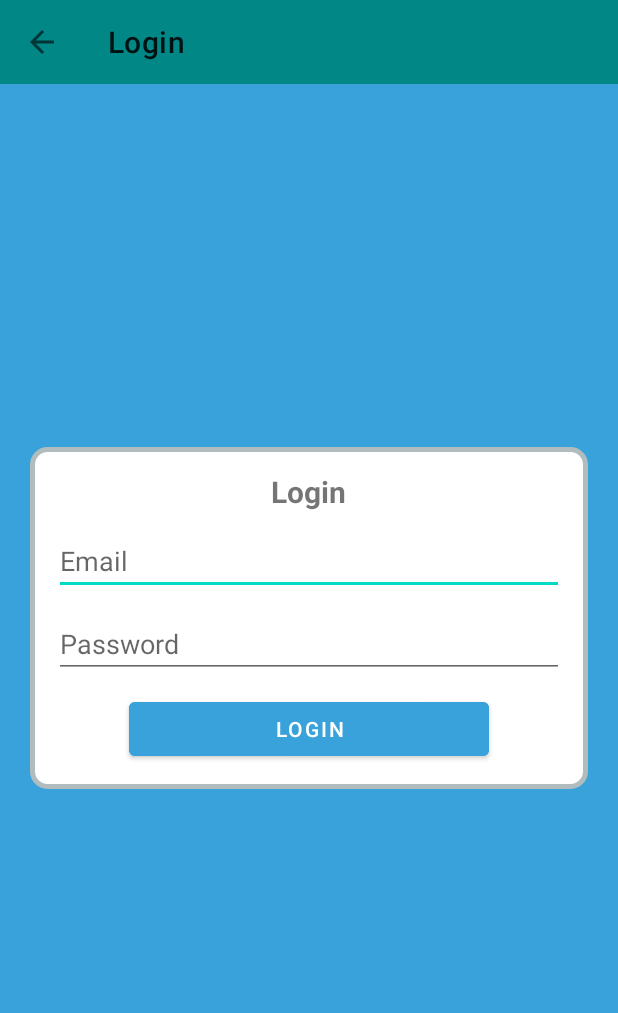
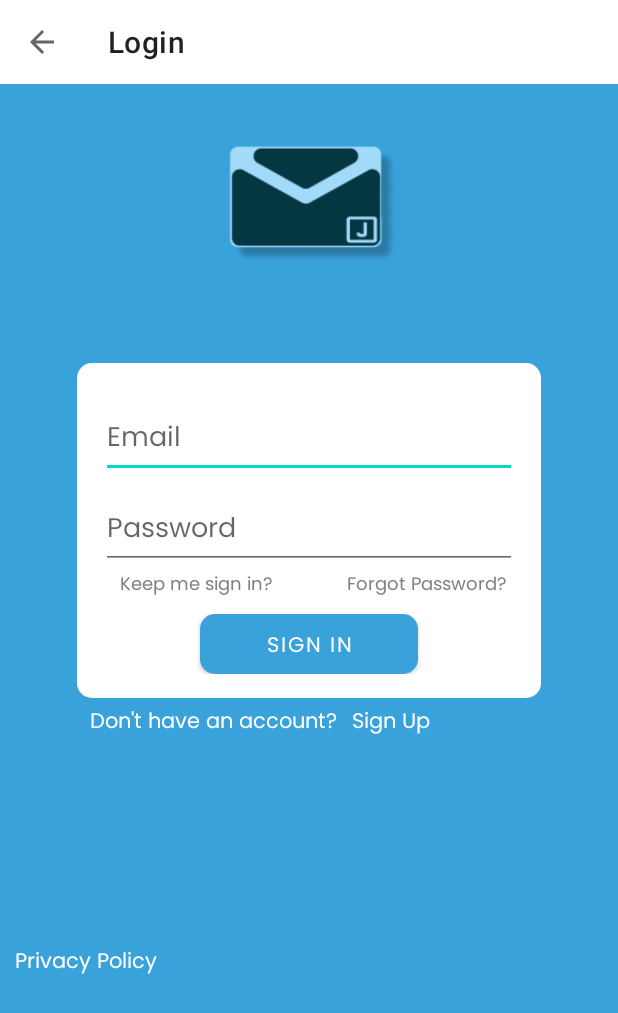
Before and after one commit to amarukael/ChatApp, an Android app: the LoginActivity screen opened directly, with no data from a screen before it, on a phone screen of 412 x 824 dp. Shown: the top 1013 px of the screen. Run offline under Robolectric (Android 15) with nearby library versions, the phone set to English and light mode, and no system bars; our stand-ins replace Firebase (no records; nobody signed in at launch, a user with empty details on screens opened directly).

Commit message:
Update Login and Register Design

```diff
--- /dev/null
+++ b/app/src/main/res/color/button_hover.xml
@@ -0,0 +1,5 @@
+<?xml version="1.0" encoding="utf-8"?>
+<selector xmlns:android="http://schemas.android.com/apk/res/android">
+ <item android:color= "@android:color/darker_gray" android:state_pressed="true"/>
+    <item android:color= "@color/white" />
+</selector>
--- /dev/null
+++ b/app/src/main/res/drawable/background.xml
@@ -0,0 +1,5 @@
+<?xml version="1.0" encoding="utf-8"?>
+<shape xmlns:android="http://schemas.android.com/apk/res/android">
+    <corners android:radius="10dp"/>
+    <solid android:color="@color/background"/>
+</shape>
--- /dev/null
+++ b/app/src/main/res/drawable/btn.xml
@@ -0,0 +1,6 @@
+<?xml version="1.0" encoding="utf-8"?>
+<shape xmlns:android="http://schemas.android.com/apk/res/android">
+    <solid android:color="@color/background"/>
+    <solid android:color="@color/white" android:state_pressed="true"/>
+    <corners android:radius="10dp"/>
+</shape>
--- /dev/null
+++ b/app/src/main/res/drawable/email.xml
@@ -0,0 +1,6 @@
+<vector android:height="24dp" android:tint="#858585"
+    android:viewportHeight="24" android:viewportWidth="24"
+    android:width="24dp" xmlns:android="http://schemas.android.com/apk/res/android">
+    <path android:fillColor="@android:color/white" android:pathData="M20,4L4,4c-1.1,0 -1.99,0.9 -1.99,2L2,18c0,1.1 0.9,2 2,2h16c1.1,0 2,-0.9 2,-2L22,6c0,-1.1 -0.9,-2 -2,-2zM20,8l-8,5 -8,-5L4,6l8,5 8,-5v2z"/>
+
+</vector>
--- /dev/null
+++ b/app/src/main/res/drawable/rounded_corner.xml
@@ -0,0 +1,5 @@
+<?xml version="1.0" encoding="utf-8"?>
+<shape xmlns:android="http://schemas.android.com/apk/res/android">
+    <corners android:radius="10dp"/>
+    <solid android:color="@color/white"/>
+</shape>
--- a/app/src/main/res/layout/activity_login.xml
+++ b/app/src/main/res/layout/activity_login.xml
@@ -1,66 +1,121 @@
 <?xml version="1.0" encoding="utf-8"?>
 <RelativeLayout xmlns:android="http://schemas.android.com/apk/res/android"
-    xmlns:app="http://schemas.android.com/apk/res-auto"
     xmlns:tools="http://schemas.android.com/tools"
     android:layout_width="match_parent"
     android:layout_height="match_parent"
-    android:background="@color/bg_blue"
-    tools:context=".LoginActivity">
+    android:background="@color/background"
+    tools:context=".LoginActivity"
+    >
 
     <include
         android:id="@+id/toolbar"
         layout="@layout/layout_bar" />
 
+
+    <ImageView
+        android:layout_width="120dp"
+        android:layout_height="90dp"
+        android:layout_centerHorizontal="true"
+        android:layout_marginTop="90dp"
+        android:background="@drawable/icon"
+        android:contentDescription="@string/logo" />
+
     <LinearLayout
-        android:layout_width="match_parent"
-        android:layout_height="match_parent"
-        android:gravity="center">
+        android:layout_width="309dp"
+        android:layout_height="wrap_content"
+        android:layout_below="@id/toolbar"
+        android:layout_centerHorizontal="true"
+        android:layout_marginTop="186dp"
+        android:background="@drawable/rounded_corner"
+        android:gravity="center_horizontal"
+        android:orientation="vertical"
+        android:padding="16dp">
 
-        <LinearLayout
+
+        <com.google.android.material.textfield.TextInputEditText
+            android:id="@+id/email"
             android:layout_width="match_parent"
             android:layout_height="wrap_content"
-            android:background="@drawable/rounded_layot"
-            android:layout_margin="20dp"
-            android:gravity="center_horizontal"
-            android:orientation="vertical"
-            android:padding="16dp"
-            android:layout_below="@id/toolbar"
-            >
-            <TextView
-                android:layout_width="wrap_content"
-                android:layout_height="wrap_content"
-                android:text="Login"
-                android:textSize="20sp"
-                android:textStyle="bold"
-                />
-            <com.google.android.material.textfield.TextInputEditText
-                android:layout_width="match_parent"
-                android:layout_height="wrap_content"
-                android:id="@+id/email"
-                android:inputType="textEmailAddress"
-                android:layout_marginTop="10dp"
-                android:hint="Email"
-                />
-            <com.google.android.material.textfield.TextInputEditText
-                android:layout_width="match_parent"
-                android:layout_height="wrap_content"
-                android:id="@+id/password"
-                android:layout_marginTop="10dp"
-                android:hint="Password"
-                android:inputType="textPassword"
-                />
-            <Button
-                android:layout_width="match_parent"
-                android:layout_height="wrap_content"
-                android:text="Login"
-                android:id="@+id/btn_login"
-                android:layout_marginTop="10dp"
-                android:layout_marginLeft="50dp"
-                android:layout_marginRight="50dp"
-                android:backgroundTint="@color/bg_blue"
-                />
-        </LinearLayout>
+            android:layout_marginTop="10dp"
+            android:hint="@string/email"
+            android:inputType="textEmailAddress"
+            android:fontFamily="@font/preg"/>
+
+        <com.google.android.material.textfield.TextInputEditText
+            android:id="@+id/password"
+            android:layout_width="match_parent"
+            android:layout_height="wrap_content"
+            android:layout_marginTop="10dp"
+            android:hint="@string/password"
+            android:inputType="textPassword"
+            android:fontFamily="@font/preg"/>
+
+
+        <Button
+            android:id="@+id/btn_login"
+            android:layout_width="145dp"
+            android:layout_height="40dp"
+            android:layout_marginTop="30dp"
+            android:background="@drawable/btn"
+            android:fontFamily="@font/preg"
+            android:textColor="@color/button_hover"
+            android:text="@string/sign_in" />
+
 
     </LinearLayout>
 
+    <TextView
+        android:id="@+id/txt3"
+        android:fontFamily="@font/preg"
+        android:layout_width="wrap_content"
+        android:layout_height="wrap_content"
+        android:layout_marginStart="60dp"
+        android:layout_marginTop="470dp"
+        android:text="@string/dont_have"
+        android:textColor="@color/white"
+        android:textSize="14sp" />
+
+    <TextView
+        android:layout_width="wrap_content"
+        android:layout_height="wrap_content"
+        android:layout_marginStart="10dp"
+        android:fontFamily="@font/preg"
+        android:layout_marginTop="470dp"
+        android:layout_toEndOf="@+id/txt3"
+        android:text="@string/sign_up"
+        android:textColor="@color/white"
+        android:textSize="14sp" />
+
+    <TextView
+        android:id="@+id/txt4"
+        android:layout_width="wrap_content"
+        android:layout_height="wrap_content"
+        android:layout_marginStart="80dp"
+        android:layout_marginTop="380dp"
+        android:text="@string/keep_me_sign_in"
+        android:textColor="@color/grey"
+        android:fontFamily="@font/preg"
+        android:textSize="12sp" />
+
+    <TextView
+        android:id="@+id/txt5"
+        android:layout_width="wrap_content"
+        android:layout_height="wrap_content"
+        android:layout_marginStart="50dp"
+        android:layout_marginTop="380dp"
+        android:layout_toEndOf="@+id/txt4"
+        android:text="@string/forgot_password"
+        android:fontFamily="@font/preg"
+        android:textColor="@color/grey"
+        android:textSize="12sp" />
+    <TextView
+        android:layout_width="wrap_content"
+        android:layout_height="wrap_content"
+        android:layout_marginStart="10dp"
+        android:layout_marginTop="630dp"
+        android:fontFamily="@font/preg"
+        android:text="@string/privacy_policy"
+        android:textColor="@color/white"
+        android:textSize="14sp" />
+
 </RelativeLayout>
--- a/app/src/main/res/layout/layout_bar.xml
+++ b/app/src/main/res/layout/layout_bar.xml
@@ -3,6 +3,6 @@
     android:layout_width="match_parent"
     android:layout_height="wrap_content"
     android:id="@+id/toolbar"
-    android:background="@color/teal_700">
+    android:background="@color/white">
 
 </androidx.appcompat.widget.Toolbar>
--- a/app/src/main/res/values/colors.xml
+++ b/app/src/main/res/values/colors.xml
@@ -1,11 +1,12 @@
 <?xml version="1.0" encoding="utf-8"?>
 <resources>
     <color name="purple_200">#FFBB86FC</color>
+    <color name="background">#39A2DB</color>
     <color name="purple_500">#FF6200EE</color>
     <color name="purple_700">#FF3700B3</color>
     <color name="teal_200">#FF03DAC5</color>
     <color name="teal_700">#FF018786</color>
     <color name="black">#FF000000</color>
     <color name="white">#FFFFFFFF</color>
-    <color name="bg_blue">#39A2DB</color>
+    <color name="grey">#808080</color>
 </resources>
--- a/app/src/main/res/values/strings.xml
+++ b/app/src/main/res/values/strings.xml
@@ -1,3 +1,17 @@
 <resources>
     <string name="app_name">ChatApp</string>
+    <string name="sign_in">Sign In</string>
+    <string name="chat_app">Chat App</string>
+    <string name="login">login</string>
+    <string name="register">Register</string>
+    <string name="logo">Logo</string>
+    <string name="create_new_account">Create New Account</string>
+    <string name="username">Username</string>
+    <string name="email">Email</string>
+    <string name="password">Password</string>
+    <string name="privacy_policy">Privacy Policy</string>
+    <string name="dont_have">Don\'t have an account?</string>
+    <string name="sign_up">Sign Up</string>
+    <string name="keep_me_sign_in">Keep me sign in?</string>
+    <string name="forgot_password">Forgot Password?</string>
 </resources>
--- /dev/null
+++ b/app/src/main/res/values/style.xml
@@ -0,0 +1,5 @@
+<?xml version="1.0" encoding="utf-8"?>
+<resources>
+
+
+</resources>
--- a/app/src/main/res/values/themes.xml
+++ b/app/src/main/res/values/themes.xml
@@ -2,7 +2,7 @@
     <!-- Base application theme. -->
     <style name="Theme.ChatApp" parent="Theme.MaterialComponents.DayNight.NoActionBar">
         <!-- Primary brand color. -->
-        <item name="colorPrimary">@color/purple_500</item>
+        <item name="colorPrimary">@color/background</item>
         <item name="colorPrimaryVariant">@color/purple_700</item>
         <item name="colorOnPrimary">@color/white</item>
         <!-- Secondary brand color. -->
```
Also changed, not shown: app/src/main/res/layout/activity_register.xml (+51 -35 lines), app/src/main/res/layout/activity_start.xml (+10 -8 lines), app/src/main/res/drawable/icon.PNG (added), app/src/main/res/font/preg.ttf (added).
